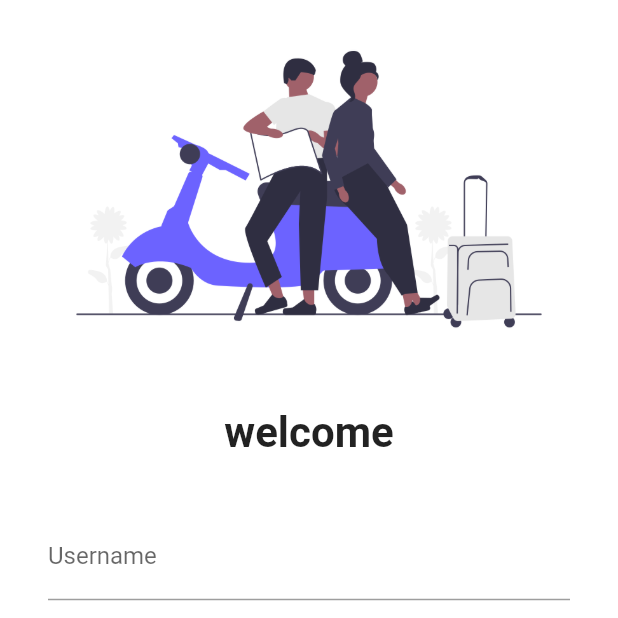
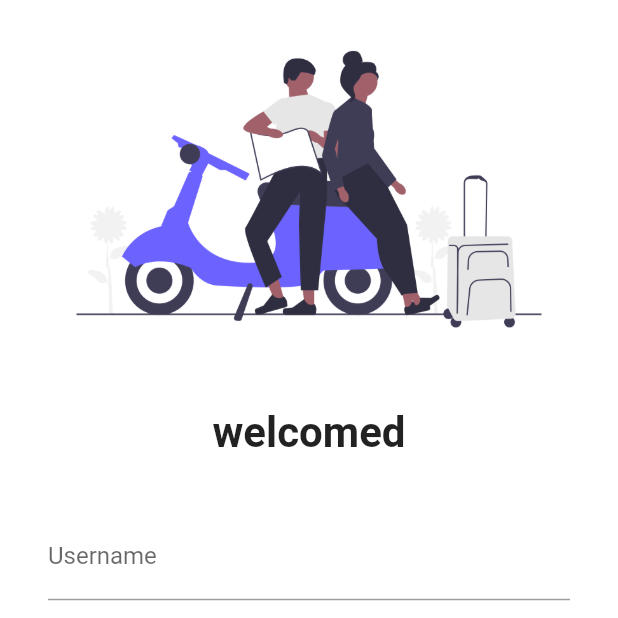
Before and after one commit to DevanshPandya19/Flutter2025, a Flutter app: the screen it shows after launch, on a phone screen of 412 x 824 dp, the top half of it. Run offline on Flutter 3.47's test engine with Material 2 defaults, Android fonts, the phone set to English and light mode, and no system bars.

Commit message:
i have learn some new concepts

```diff
--- a/lib/pages/LoginPage.dart
+++ b/lib/pages/LoginPage.dart
@@ -17,7 +17,7 @@ class LoginPage extends StatelessWidget {
             SizedBox(
               height: 20,
             ),
-            Text("welcome",
+            Text("welcomed",
               style: TextStyle(
                 fontSize: 28,
                 fontWeight: FontWeight.bold
```
